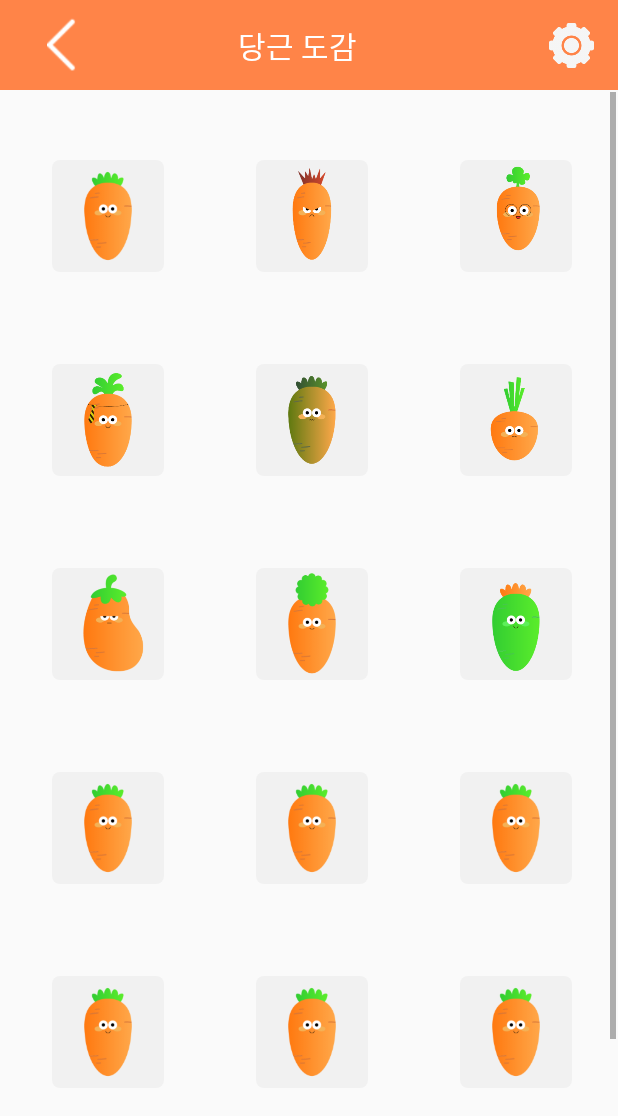
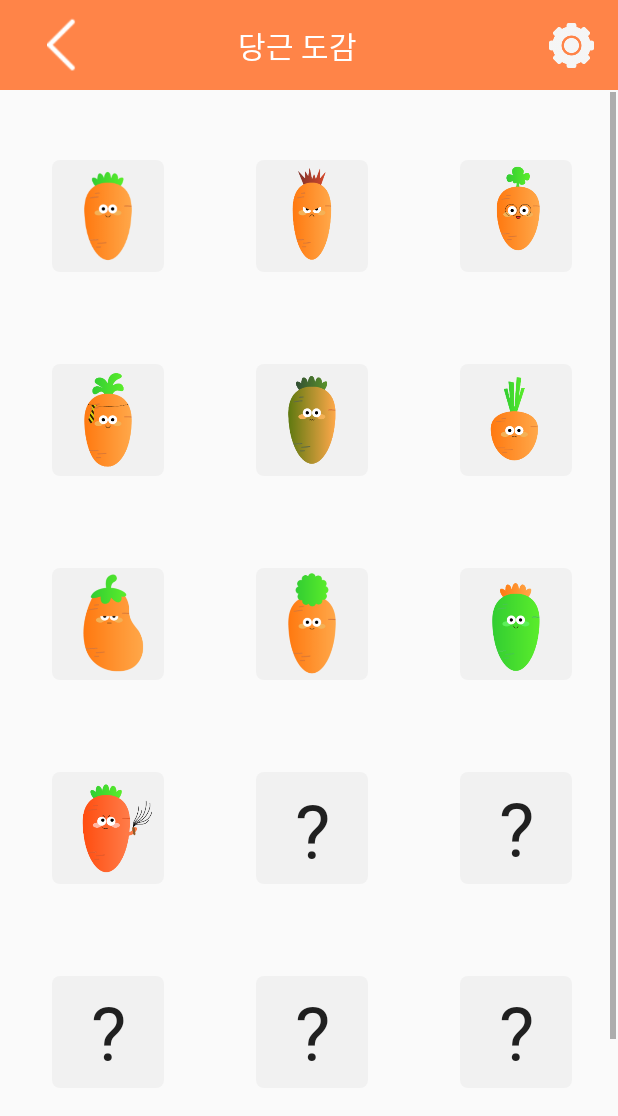
Before and after one commit to Sookhee/whip-carrot-quizlocker, an Android app: the CollectionActivity screen opened directly, with no data from a screen before it, on a phone screen of 412 x 824 dp. Shown: the top 1116 px of the screen. Run offline under Robolectric (Android 15) with nearby library versions, the phone set to English and light mode, and no system bars.

Commit message:
도감 xml 완성

```diff
--- a/app/src/main/res/layout/activity_collection.xml
+++ b/app/src/main/res/layout/activity_collection.xml
@@ -418,7 +418,7 @@
                             app:layout_constraintEnd_toEndOf="@+id/view10"
                             app:layout_constraintStart_toStartOf="parent"
                             app:layout_constraintTop_toTopOf="parent"
-                            app:srcCompat="@drawable/carrot_character01" />
+                            app:srcCompat="@drawable/carrot_character10" />
 
                 </androidx.constraintlayout.widget.ConstraintLayout>
 
@@ -437,18 +437,27 @@
                             android:background="@drawable/bg_rounded"
                             app:layout_constraintBottom_toBottomOf="parent"
                             app:layout_constraintEnd_toEndOf="parent"
+                            app:layout_constraintHorizontal_bias="0.0"
                             app:layout_constraintStart_toStartOf="parent"
                             app:layout_constraintTop_toTopOf="parent" />
 
-                    <ImageView
-                            android:id="@+id/imageView11"
-                            android:layout_width="0dp"
-                            android:layout_height="0dp"
-                            app:layout_constraintBottom_toBottomOf="parent"
+                    <EditText
+                            android:id="@+id/editText"
+                            android:layout_width="24.5dp"
+                            android:layout_height="74dp"
+                            android:layout_marginTop="2dp"
+                            android:background="@null"
+                            android:ems="10"
+                            android:fontFamily="@font/notosanscjkkr_medium"
+                            android:gravity="center_horizontal|center_vertical"
+                            android:inputType="textPersonName"
+                            android:text="?"
+                            android:textAlignment="center"
+                            android:textSize="50sp"
+                            app:layout_constraintBottom_toBottomOf="@+id/view11"
                             app:layout_constraintEnd_toEndOf="@+id/view11"
-                            app:layout_constraintStart_toStartOf="parent"
-                            app:layout_constraintTop_toTopOf="parent"
-                            app:srcCompat="@drawable/carrot_character01" />
+                            app:layout_constraintStart_toStartOf="@+id/view11"
+                            app:layout_constraintTop_toTopOf="@+id/view11" />
 
                 </androidx.constraintlayout.widget.ConstraintLayout>
 
@@ -470,17 +479,25 @@
                             app:layout_constraintStart_toStartOf="parent"
                             app:layout_constraintTop_toTopOf="parent" />
 
-                    <ImageView
-                            android:id="@+id/imageView12"
-                            android:layout_width="0dp"
-                            android:layout_height="0dp"
-                            app:layout_constraintBottom_toBottomOf="parent"
+                    <EditText
+                            android:id="@+id/editText2"
+                            android:layout_width="24.5dp"
+                            android:layout_height="74dp"
+                            android:layout_marginBottom="1dp"
+                            android:background="@null"
+                            android:ems="10"
+                            android:fontFamily="@font/notosanscjkkr_medium"
+                            android:gravity="center_horizontal|center_vertical"
+                            android:inputType="textPersonName"
+                            android:text="?"
+                            android:textAlignment="center"
+                            android:textSize="50sp"
+                            app:layout_constraintBottom_toBottomOf="@+id/view12"
                             app:layout_constraintEnd_toEndOf="@+id/view12"
-                            app:layout_constraintStart_toStartOf="parent"
-                            app:layout_constraintTop_toTopOf="parent"
-                            app:srcCompat="@drawable/carrot_character01" />
+                            app:layout_constraintStart_toStartOf="@+id/view12"
+                            app:layout_constraintTop_toTopOf="@+id/view12" />
 
-                </androidx.constraintlayout.widget.ConstraintLayout>
+                    </androidx.constraintlayout.widget.ConstraintLayout>
 
             </LinearLayout>
 
@@ -511,15 +528,23 @@
                             app:layout_constraintTop_toTopOf="parent"
                             app:layout_constraintVertical_bias="0.0" />
 
-                    <ImageView
-                            android:id="@+id/imageView13"
-                            android:layout_width="0dp"
-                            android:layout_height="0dp"
-                            app:layout_constraintBottom_toBottomOf="parent"
+                    <EditText
+                            android:id="@+id/editText4"
+                            android:layout_width="24.5dp"
+                            android:layout_height="74dp"
+                            android:layout_marginBottom="1dp"
+                            android:background="@null"
+                            android:ems="10"
+                            android:fontFamily="@font/notosanscjkkr_medium"
+                            android:gravity="center_horizontal|center_vertical"
+                            android:inputType="textPersonName"
+                            android:text="?"
+                            android:textAlignment="center"
+                            android:textSize="50sp"
+                            app:layout_constraintBottom_toBottomOf="@+id/view13"
                             app:layout_constraintEnd_toEndOf="@+id/view13"
-                            app:layout_constraintStart_toStartOf="parent"
-                            app:layout_constraintTop_toTopOf="parent"
-                            app:srcCompat="@drawable/carrot_character01" />
+                            app:layout_constraintStart_toStartOf="@+id/view13"
+                            app:layout_constraintTop_toTopOf="@+id/view13" />
 
                 </androidx.constraintlayout.widget.ConstraintLayout>
 
@@ -541,15 +566,23 @@
                             app:layout_constraintStart_toStartOf="parent"
                             app:layout_constraintTop_toTopOf="parent" />
 
-                    <ImageView
-                            android:id="@+id/imageView14"
-                            android:layout_width="0dp"
-                            android:layout_height="0dp"
-                            app:layout_constraintBottom_toBottomOf="parent"
+                    <EditText
+                            android:id="@+id/editText6"
+                            android:layout_width="24.5dp"
+                            android:layout_height="74dp"
+                            android:layout_marginBottom="1dp"
+                            android:background="@null"
+                            android:ems="10"
+                            android:fontFamily="@font/notosanscjkkr_medium"
+                            android:gravity="center_horizontal|center_vertical"
+                            android:inputType="textPersonName"
+                            android:text="?"
+                            android:textAlignment="center"
+                            android:textSize="50sp"
+                            app:layout_constraintBottom_toBottomOf="@+id/view14"
                             app:layout_constraintEnd_toEndOf="@+id/view14"
-                            app:layout_constraintStart_toStartOf="parent"
-                            app:layout_constraintTop_toTopOf="parent"
-                            app:srcCompat="@drawable/carrot_character01" />
+                            app:layout_constraintStart_toStartOf="@+id/view14"
+                            app:layout_constraintTop_toTopOf="@+id/view14" />
 
                 </androidx.constraintlayout.widget.ConstraintLayout>
 
@@ -571,15 +604,23 @@
                             app:layout_constraintStart_toStartOf="parent"
                             app:layout_constraintTop_toTopOf="parent" />
 
-                    <ImageView
-                            android:id="@+id/imageView15"
-                            android:layout_width="0dp"
-                            android:layout_height="0dp"
-                            app:layout_constraintBottom_toBottomOf="parent"
+                    <EditText
+                            android:id="@+id/editText7"
+                            android:layout_width="24.5dp"
+                            android:layout_height="74dp"
+                            android:layout_marginBottom="1dp"
+                            android:background="@null"
+                            android:ems="10"
+                            android:fontFamily="@font/notosanscjkkr_medium"
+                            android:gravity="center_horizontal|center_vertical"
+                            android:inputType="textPersonName"
+                            android:text="?"
+                            android:textAlignment="center"
+                            android:textSize="50sp"
+                            app:layout_constraintBottom_toBottomOf="@+id/view15"
                             app:layout_constraintEnd_toEndOf="@+id/view15"
-                            app:layout_constraintStart_toStartOf="parent"
-                            app:layout_constraintTop_toTopOf="parent"
-                            app:srcCompat="@drawable/carrot_character01" />
+                            app:layout_constraintStart_toStartOf="@+id/view15"
+                            app:layout_constraintTop_toTopOf="@+id/view15" />
 
                 </androidx.constraintlayout.widget.ConstraintLayout>
 
--- a/app/src/main/res/layout/activity_popup_collection.xml
+++ b/app/src/main/res/layout/activity_popup_collection.xml
@@ -22,7 +22,7 @@
             android:layout_marginTop="28dp"
             android:layout_marginRight="112.5dp"
             android:layout_marginBottom="28dp"
-            app:srcCompat="@drawable/carrot_character01" />
+            app:srcCompat="@drawable/carrot_gray" />
 
     <TextView
             android:id="@+id/textView2"
```
